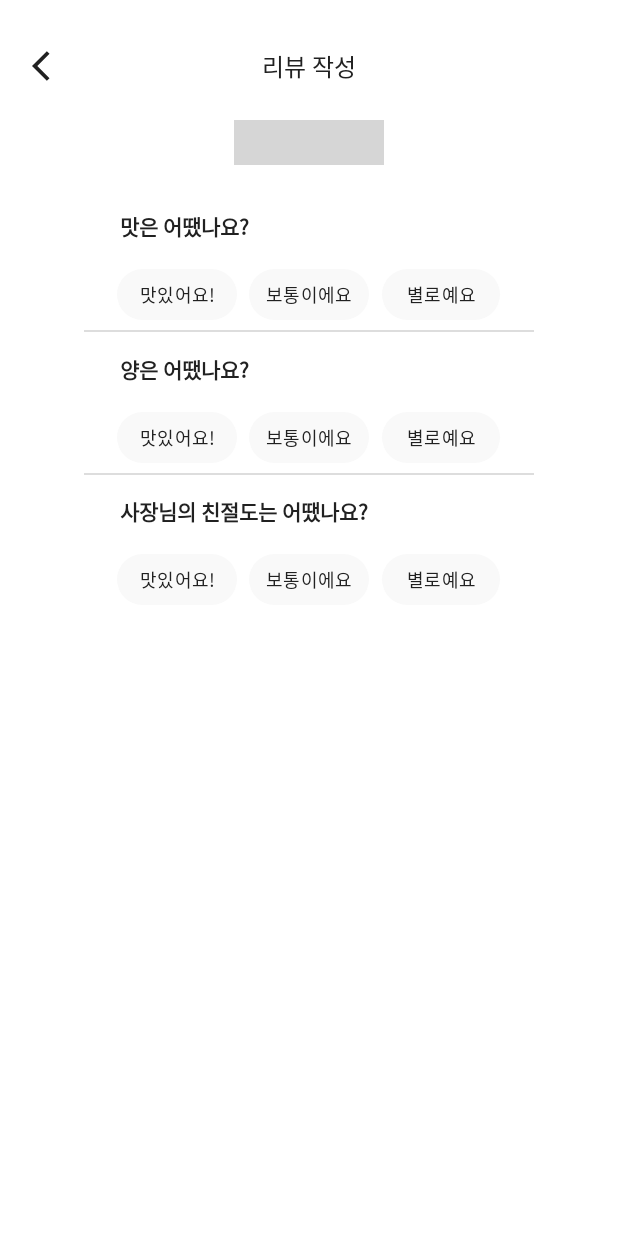
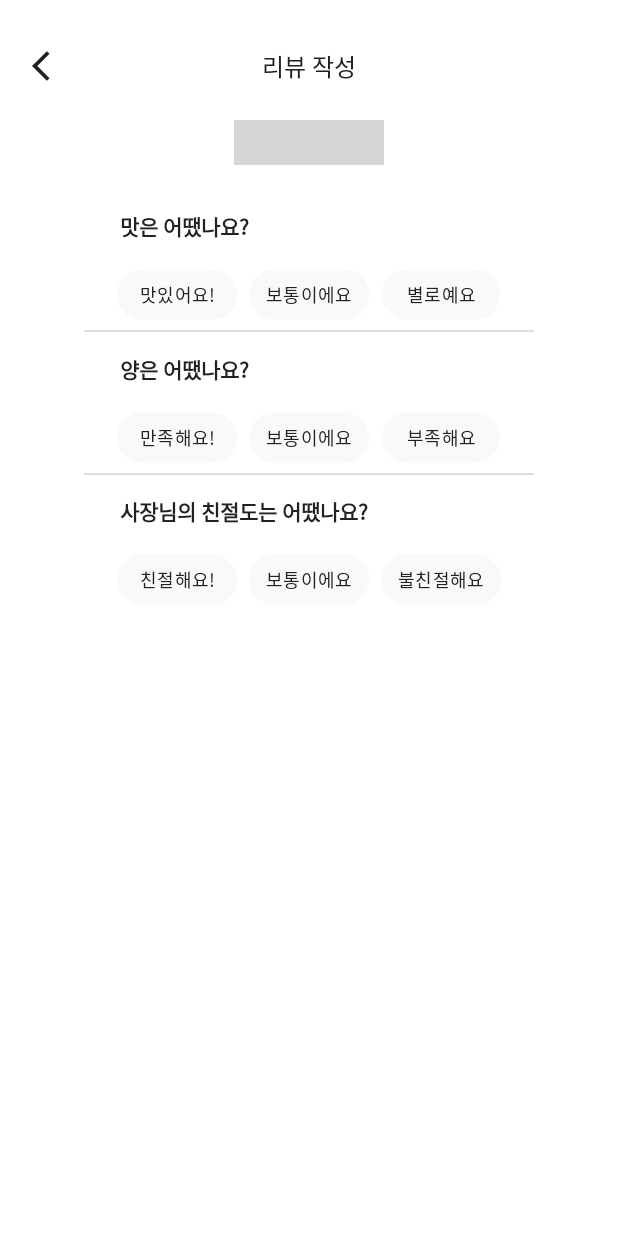
Before and after one commit to Capstone-FoodDeuk/Fooddeuk-Android, an Android app: the DetailReviewActivity screen opened directly, with no data from a screen before it, on a phone screen of 412 x 824 dp. Run offline under Robolectric (Android 15) with nearby library versions, the phone set to English and light mode, and no system bars; plain views replace ReviewBar; 1 statement that could not run was skipped; grey boxes are pictures that could not be loaded.

Commit message:
리뷰 작성 수정

```diff
--- a/app/src/main/java/com/seoultech/fooddeuk/review/DetailReviewActivity.kt
+++ b/app/src/main/java/com/seoultech/fooddeuk/review/DetailReviewActivity.kt
@@ -6,13 +6,10 @@
     import android.view.View
     import android.view.animation.AnimationUtils
     import android.widget.Toast
-    import androidx.core.content.ContextCompat
     import androidx.lifecycle.ViewModelProvider
-    import com.seoultech.fooddeuk.MainActivity
     import com.seoultech.fooddeuk.R
     import com.seoultech.fooddeuk.databinding.ActivityDetailReviewBinding
     import com.seoultech.fooddeuk.detail.TruckDetailActivity
-    import com.seoultech.fooddeuk.model.httpBody.OwnerRequest
     import com.seoultech.fooddeuk.model.httpBody.StoreReviewRequest
 
     class DetailReviewActivity : AppCompatActivity() {
@@ -26,9 +23,6 @@
         var isCheckedAmount:Boolean = false
         var isCheckedKind:Boolean = false
 
-        val numStars = intent.getLongExtra("numStars", 0)
-        val storeCategory = intent.getStringExtra("category")
-
         override fun onCreate(savedInstanceState: Bundle?) {
             super.onCreate(savedInstanceState)
             setContentView(R.layout.activity_main)
@@ -36,14 +30,18 @@
             val view = binding.root
             setContentView(view)
 
+            binding.ivBack.setOnClickListener {
+                finish()
+            }
+
             // view model
             storeReviewViewModel = ViewModelProvider(this).get(StoreReviewViewModel::class.java)
             subscribeViewModel()
 
-            //TODO:뒤로가기 버튼
-
             //이전 화면에서 받아온 별 갯수와 카테고리 이미지 세팅
-            setCategoryNStars()
+            val numStars = intent.getLongExtra("numStars", 0)
+            val storeCategory = intent.getStringExtra("category")
+            setCategoryNStars(numStars, storeCategory)
 
             //리뷰 입력 세팅
             setTasteReview()
@@ -52,7 +50,7 @@
 
             binding.btnReviewOk.setOnClickListener {
                 // 통신
-                val storeReviewInfo = getStoreReviewInfoFromView()
+                val storeReviewInfo = getStoreReviewInfoFromView(numStars)
                 callStoreReviewAPI(storeReviewInfo)
 
                 // 트럭별 상세보기로 이동
@@ -71,7 +69,7 @@
             })
         }
 
-        private fun getStoreReviewInfoFromView(): StoreReviewRequest {
+        private fun getStoreReviewInfoFromView(numStars: Long): StoreReviewRequest {
             return StoreReviewRequest(
                 score = numStars,
                 taste = tasteReview,
@@ -82,20 +80,20 @@
 
         private fun callStoreReviewAPI(storeReviewInfo: StoreReviewRequest) = storeReviewViewModel.requestStoreReview(storeReviewInfo)
 
-        private fun setCategoryNStars() {
+        private fun setCategoryNStars(numStars: Long, storeCategory: String?) {
             binding.rbStars.setReviewScore(numStars.toFloat())
 
-            if(storeCategory == "타코야끼")
+            if(storeCategory == "Takoyaki")
                 binding.ivDetailCategory.setImageResource(R.drawable.ic_category_tako)
-            else if(storeCategory == "군밤")
+            else if(storeCategory == "Gunbam")
                 binding.ivDetailCategory.setImageResource(R.drawable.ic_category_gunbam)
-            else if(storeCategory == "군고구마")
+            else if(storeCategory == "Goguma")
                 binding.ivDetailCategory.setImageResource(R.drawable.ic_category_goguma)
-            else if(storeCategory == "과일")
+            else if(storeCategory == "Apple")
                 binding.ivDetailCategory.setImageResource(R.drawable.ic_category_apple)
-            else if(storeCategory == "붕어빵")
+            else if(storeCategory == "Bungeoppang")
                 binding.ivDetailCategory.setImageResource(R.drawable.ic_category_bungeo)
-            else if(storeCategory == "순대")
+            else if(storeCategory == "Sundae")
                 binding.ivDetailCategory.setImageResource(R.drawable.ic_category_sundae)
         }
 
--- a/app/src/main/res/layout/activity_detail_review.xml
+++ b/app/src/main/res/layout/activity_detail_review.xml
@@ -170,16 +170,16 @@
             android:layout_width="80dp"
             android:layout_height="50dp"
             android:clickable="true"
-            android:text="맛있어요!"
+            android:text="만족해요!"
             android:textAlignment="center"
+            android:textColor="@color/food_deuk_text_a"
             android:textSize="12sp"
-            android:textColor="@color/food_deuk_text_a"
+            app:chipBackgroundColor="@color/selector_chips"
             app:chipEndPadding="0dp"
             app:chipStartPadding="0dp"
             app:closeIconEndPadding="0dp"
             app:closeIconStartPadding="0dp"
             app:rippleColor="@color/food_deuk_main_color"
-            app:chipBackgroundColor="@color/selector_chips"
             app:textEndPadding="0dp"
             app:textStartPadding="0dp" />
 
@@ -208,16 +208,16 @@
             android:layout_width="80dp"
             android:layout_height="50dp"
             android:clickable="true"
-            android:text="별로예요"
+            android:text="부족해요"
             android:textAlignment="center"
+            android:textColor="@color/food_deuk_text_a"
             android:textSize="12sp"
-            android:textColor="@color/food_deuk_text_a"
+            app:chipBackgroundColor="@color/selector_chips"
             app:chipEndPadding="0dp"
             app:chipStartPadding="0dp"
             app:closeIconEndPadding="0dp"
             app:closeIconStartPadding="0dp"
             app:rippleColor="@color/food_deuk_main_color"
-            app:chipBackgroundColor="@color/selector_chips"
             app:textEndPadding="0dp"
             app:textStartPadding="0dp" />
     </com.google.android.material.chip.ChipGroup>
@@ -261,16 +261,16 @@
             android:layout_width="80dp"
             android:layout_height="50dp"
             android:clickable="true"
-            android:text="맛있어요!"
+            android:text="친절해요!"
             android:textAlignment="center"
+            android:textColor="@color/food_deuk_text_a"
             android:textSize="12sp"
-            android:textColor="@color/food_deuk_text_a"
+            app:chipBackgroundColor="@color/selector_chips"
             app:chipEndPadding="0dp"
             app:chipStartPadding="0dp"
             app:closeIconEndPadding="0dp"
             app:closeIconStartPadding="0dp"
             app:rippleColor="@color/food_deuk_main_color"
-            app:chipBackgroundColor="@color/selector_chips"
             app:textEndPadding="0dp"
             app:textStartPadding="0dp" />
 
@@ -299,16 +299,16 @@
             android:layout_width="80dp"
             android:layout_height="50dp"
             android:clickable="true"
-            android:text="별로예요"
+            android:text="불친절해요"
             android:textAlignment="center"
+            android:textColor="@color/food_deuk_text_a"
             android:textSize="12sp"
-            android:textColor="@color/food_deuk_text_a"
+            app:chipBackgroundColor="@color/selector_chips"
             app:chipEndPadding="0dp"
             app:chipStartPadding="0dp"
             app:closeIconEndPadding="0dp"
             app:closeIconStartPadding="0dp"
             app:rippleColor="@color/food_deuk_main_color"
-            app:chipBackgroundColor="@color/selector_chips"
             app:textEndPadding="0dp"
             app:textStartPadding="0dp" />
     </com.google.android.material.chip.ChipGroup>
```
Also changed, not shown: app/src/main/java/com/seoultech/fooddeuk/review/StarReviewActivity.kt (+24 -17 lines).
